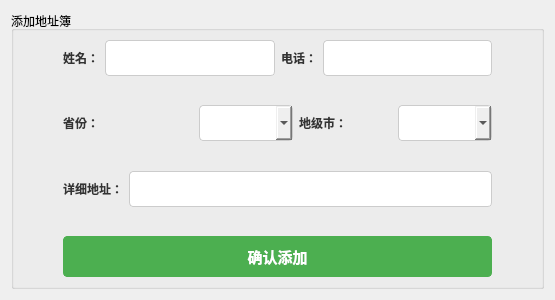
First picture: the form in modules/add_address_book.ui, repository gfzyl/Parcel-System, before the edit.
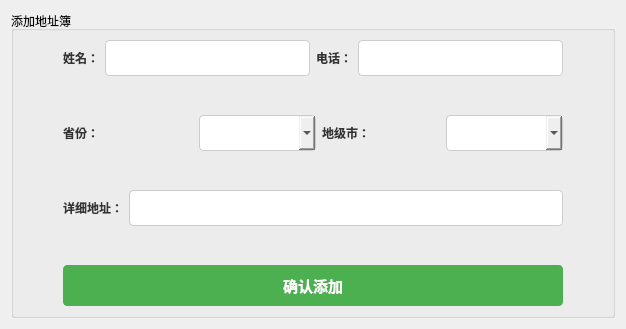
Second picture: the form after the edit.

Patch:
```diff
--- a/modules/add_address_book.ui
+++ b/modules/add_address_book.ui
@@ -6,8 +6,8 @@
    <rect>
     <x>0</x>
     <y>0</y>
-    <width>555</width>
-    <height>300</height>
+    <width>626</width>
+    <height>329</height>
    </rect>
   </property>
   <property name="windowTitle">
@@ -127,6 +127,9 @@
         <property name="orientation">
          <enum>Qt::Vertical</enum>
         </property>
+        <property name="sizeType">
+         <enum>QSizePolicy::Preferred</enum>
+        </property>
         <property name="sizeHint" stdset="0">
          <size>
           <width>20</width>
@@ -164,6 +167,9 @@
         <property name="orientation">
          <enum>Qt::Vertical</enum>
         </property>
+        <property name="sizeType">
+         <enum>QSizePolicy::Preferred</enum>
+        </property>
         <property name="sizeHint" stdset="0">
          <size>
           <width>20</width>
```
